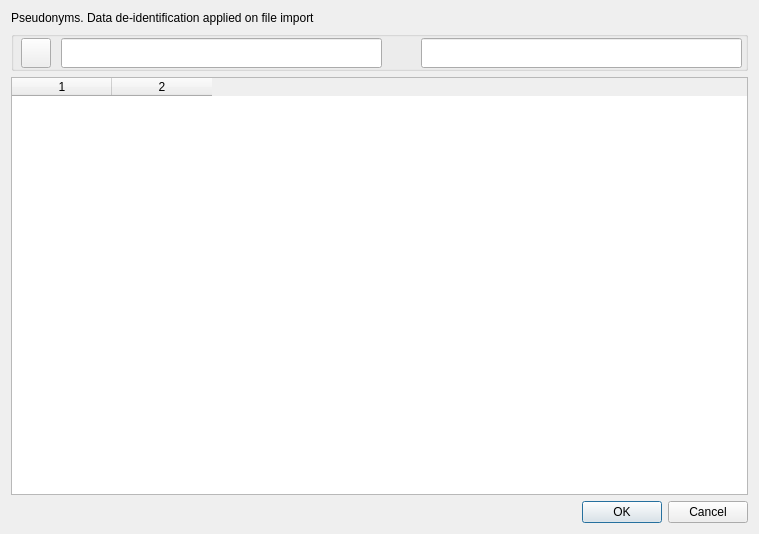
First picture: the form in src/GUI_UIs/ui_dialog_pseudonyms.ui, repository ccbogel/QualCoder, before the edit.
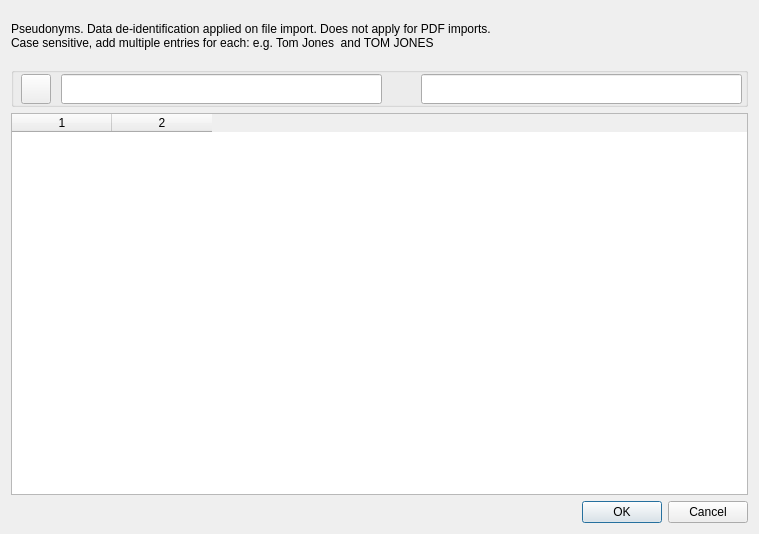
Second picture: the form after the edit.

Commit message: improve label information

The edit to the form file:
```diff
--- a/src/GUI_UIs/ui_dialog_pseudonyms.ui
+++ b/src/GUI_UIs/ui_dialog_pseudonyms.ui
@@ -16,14 +16,21 @@
   <layout class="QVBoxLayout" name="verticalLayout">
    <item>
     <widget class="QLabel" name="label">
+     <property name="minimumSize">
+      <size>
+       <width>0</width>
+       <height>50</height>
+      </size>
+     </property>
      <property name="maximumSize">
       <size>
        <width>16777215</width>
-       <height>40</height>
+       <height>50</height>
       </size>
      </property>
      <property name="text">
-      <string>Pseudonyms. Data de-identification applied on file import</string>
+      <string>Pseudonyms. Data de-identification applied on file import. Does not apply for PDF imports.
+Case sensitive, add multiple entries for each: e.g. Tom Jones  and TOM JONES</string>
      </property>
      <property name="wordWrap">
       <bool>true</bool>
```
Left out of the diff: 3 changed lines with no effect on the pictures.
